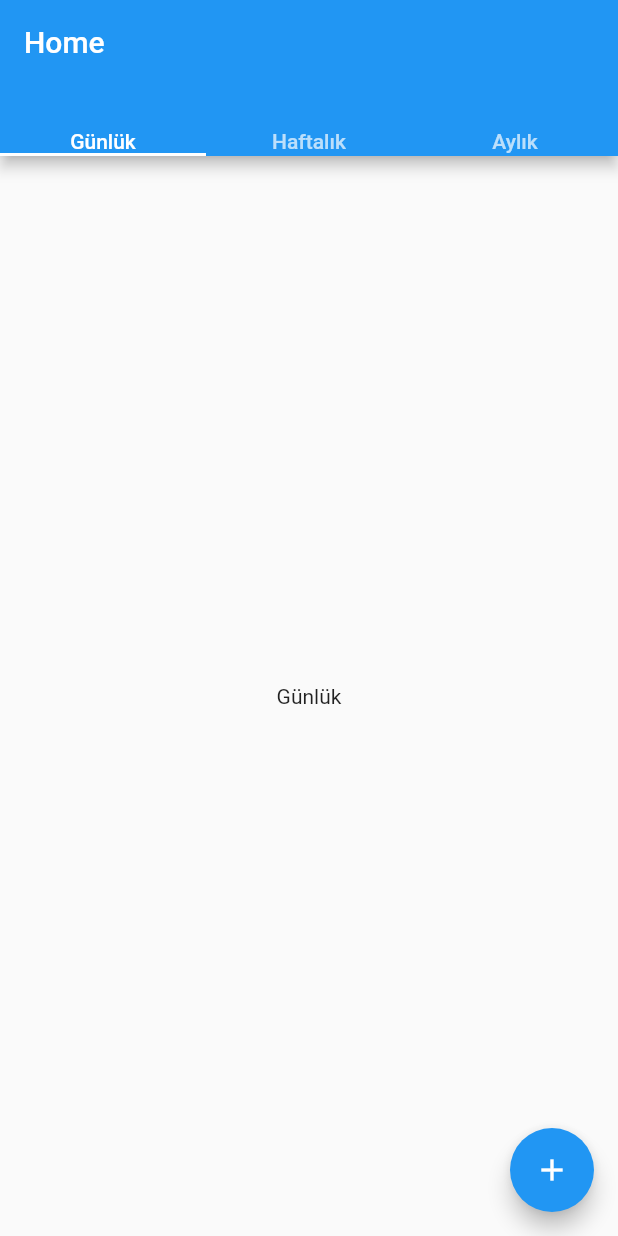
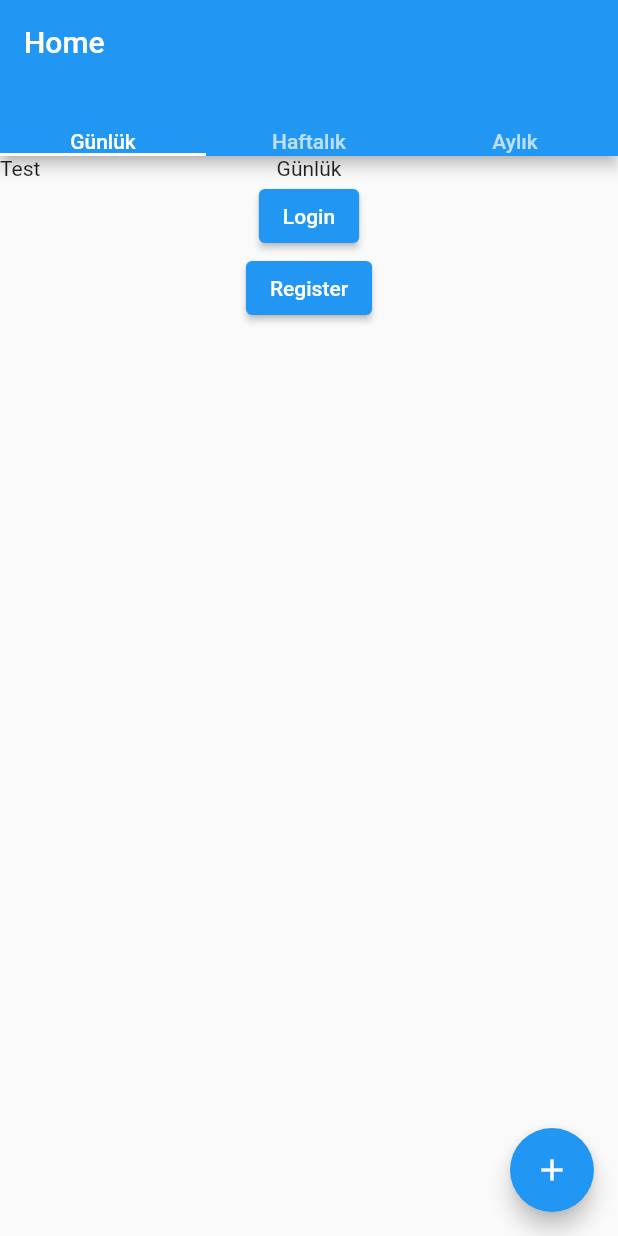
Before and after one commit to bahaby/MoneyWatcher, a Flutter app: the screen it shows after launch, on a phone screen of 412 x 824 dp. Run offline on Flutter 3.47's test engine with Material 2 defaults, Android fonts, the phone set to English and light mode, and no system bars; our stand-ins replace bloc, equatable.

Commit message:
Auth service added

```diff
--- /dev/null
+++ b/lib/model/budget.dart
@@ -0,0 +1,3 @@
+class Budget {
+
+}
--- /dev/null
+++ b/lib/model/user.dart
@@ -0,0 +1,22 @@
+import 'package:equatable/equatable.dart';
+import 'package:json_annotation/json_annotation.dart';
+
+part 'user.g.dart';
+
+@JsonSerializable()
+class User extends Equatable {
+  final String fullName;
+  final String email;
+  final String password;
+
+  User({
+    this.fullName = "",
+    required this.email,
+    this.password = "",
+  });
+
+  @override
+  List<Object> get props => [fullName, email, password];
+  factory User.fromJson(Map<String, dynamic> json) => _$UserFromJson(json);
+  Map<String, dynamic> toJson() => _$UserToJson(this);
+}
--- a/lib/page/home_page.dart
+++ b/lib/page/home_page.dart
@@ -1,5 +1,7 @@
 import 'package:flutter/material.dart';
+import 'package:money_watcher/model/user.dart';
 import 'package:money_watcher/page/add_budget_page.dart';
+import 'package:money_watcher/service/auth_service.dart';
 
 class HomePage extends StatelessWidget {
   static const routeName = '/home_page';
@@ -19,11 +21,38 @@ class HomePage extends StatelessWidget {
           ),
           title: Text('Home'),
         ),
-        body: TabBarView(
+        body: Stack(
           children: [
-            Center(child: Text("Günlük")),
-            Center(child: Text("Haftalık")),
-            Center(child: Text("Aylık")),
+            Text("Test"),
+            TabBarView(
+              children: [
+                Center(
+                    child: Column(
+                  children: [
+                    Text("Günlük"),
+                    ElevatedButton(
+                        onPressed: () async {
+                          final service = AuthService();
+                          print(await service.login(
+                              User(email: "baha@by.com", password: "1")));
+                        },
+                        child: Text("Login")),
+                    ElevatedButton(
+                        onPressed: () async {
+                          final service = AuthService();
+                          var response = await service.register(User(
+                              fullName: "Baha",
+                              email: "baha@by.com",
+                              password: "1"));
+                          print(response.password + " - " + response.fullName);
+                        },
+                        child: Text("Register")),
+                  ],
+                )),
+                Center(child: Text("Haftalık")),
+                Center(child: Text("Aylık")),
+              ],
+            ),
           ],
         ),
         floatingActionButton: FloatingActionButton(
--- /dev/null
+++ b/lib/service/budget_service.dart
@@ -0,0 +1,3 @@
+class BudgetService {
+
+}
```
Also changed, not shown: lib/bloc/budget/budget_bloc.dart (added, +19 -0 lines), lib/bloc/budget/budget_event.dart (added, +8 -0 lines), lib/bloc/budget/budget_state.dart (added, +23 -0 lines), lib/service/auth_service.dart (added, +46 -0 lines), pubspec.yaml (+7 -10 lines), lib/model/user.g.dart (added), lib/widget/daily_screen.dart (added), lib/widget/monthly_screen.dart (added), lib/widget/weekly_screen.dart (added), pubspec.lock.
